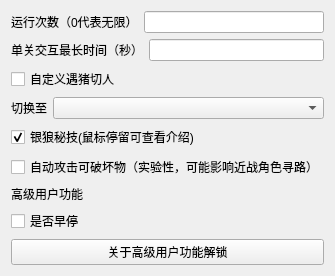
Old version of the form core/common/ui/RuntimeSettings.ui in the repository qlx3264/Simulated_Scepter.
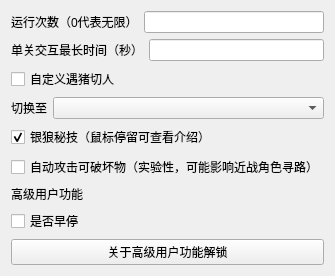
New version of the form.

The edit to the form file:
```diff
--- a/core/common/ui/RuntimeSettings.ui
+++ b/core/common/ui/RuntimeSettings.ui
@@ -59,7 +59,7 @@
    <item>
     <widget class="QCheckBox" name="silver_wolf_enable">
      <property name="text">
-      <string>银狼秘技(鼠标停留可查看介绍)</string>
+      <string>银狼秘技（鼠标停留可查看介绍）</string>
      </property>
      <property name="toolTip">
       <string>位于一号位时，切换至银狼并启用秘技,若开启遇猪切人会切换至所选位置(一号位银狼不建议开启自定义遇猪切人)
```
